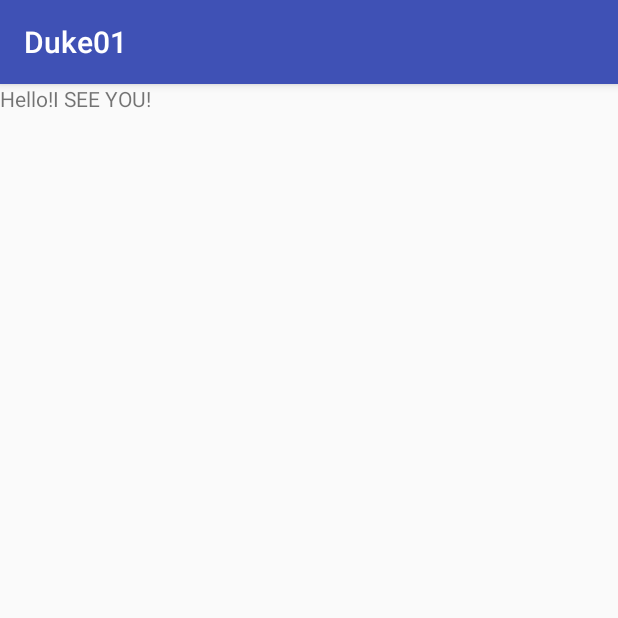
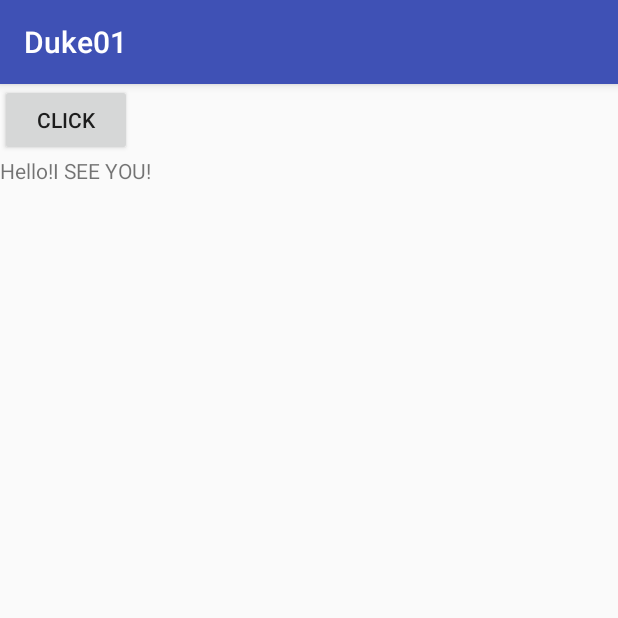
Before and after one commit to justfungx/Android_Duke1, an Android app: the screen it shows after launch (MainActivity), on a phone screen of 412 x 824 dp, the top half of it. Run offline under Robolectric (Android 15) with nearby library versions, the phone set to English and light mode, and no system bars.

Commit message:
v4 +Lottery

```diff
--- a/app/src/main/java/tw/org/iii/duke01/MainActivity.java
+++ b/app/src/main/java/tw/org/iii/duke01/MainActivity.java
@@ -1,16 +1,31 @@
 package tw.org.iii.duke01;
 
+import android.os.Bundle;
 import android.support.v7.app.AppCompatActivity;
-import android.os.Bundle;
 import android.util.Log;
+import android.view.View;
+import android.widget.Button;
+import android.widget.TextView;
 
 public class MainActivity extends AppCompatActivity {
+    private Button click ;
+    private TextView mesg;
 
     @Override
     protected void onCreate(Bundle savedInstanceState) {
         super.onCreate(savedInstanceState);
         setContentView(R.layout.activity_main);
-        Log.i("HELLO","DK");
-        Log.i("HEY","DK");
+        click = (Button)findViewById(R.id.bntClick);
+        mesg = (TextView)findViewById(R.id.mak);
+        click.setOnClickListener(new View.OnClickListener(){
+            @Override
+            public void onClick(View v) {
+                mesg.setText("Lottery:" + (int)(Math.random()*49+1));
+            }
+        });
+
+        Log.i("HELLO","D.K");
+        Log.i("DK","D&K");
     }
+
 }
--- a/app/src/main/res/layout/activity_main.xml
+++ b/app/src/main/res/layout/activity_main.xml
@@ -4,8 +4,15 @@
     android:layout_width="match_parent"
     android:layout_height="match_parent"
     android:orientation="vertical">
+<Button
+    android:id="@+id/bntClick"
+    android:layout_width="wrap_content"
+    android:layout_height="wrap_content"
+    android:text="Click"
 
+    />
     <TextView
+        android:id="@+id/mak"
         android:layout_width="wrap_content"
         android:layout_height="wrap_content"
         android:text="Hello!I SEE YOU!" />
```
